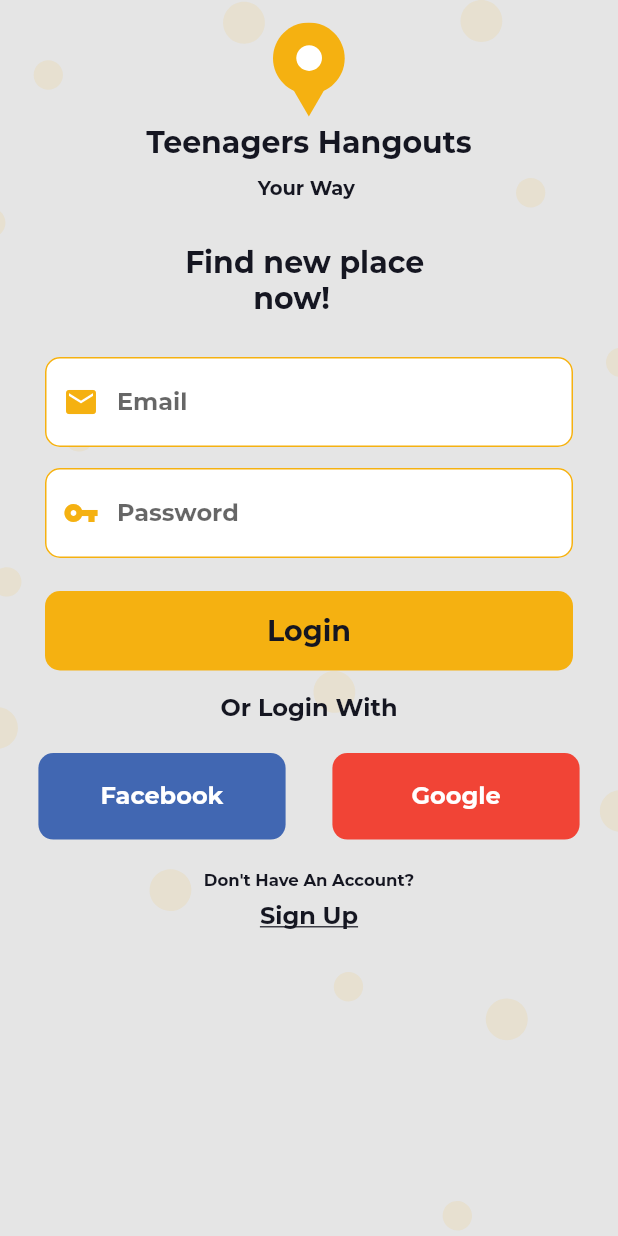
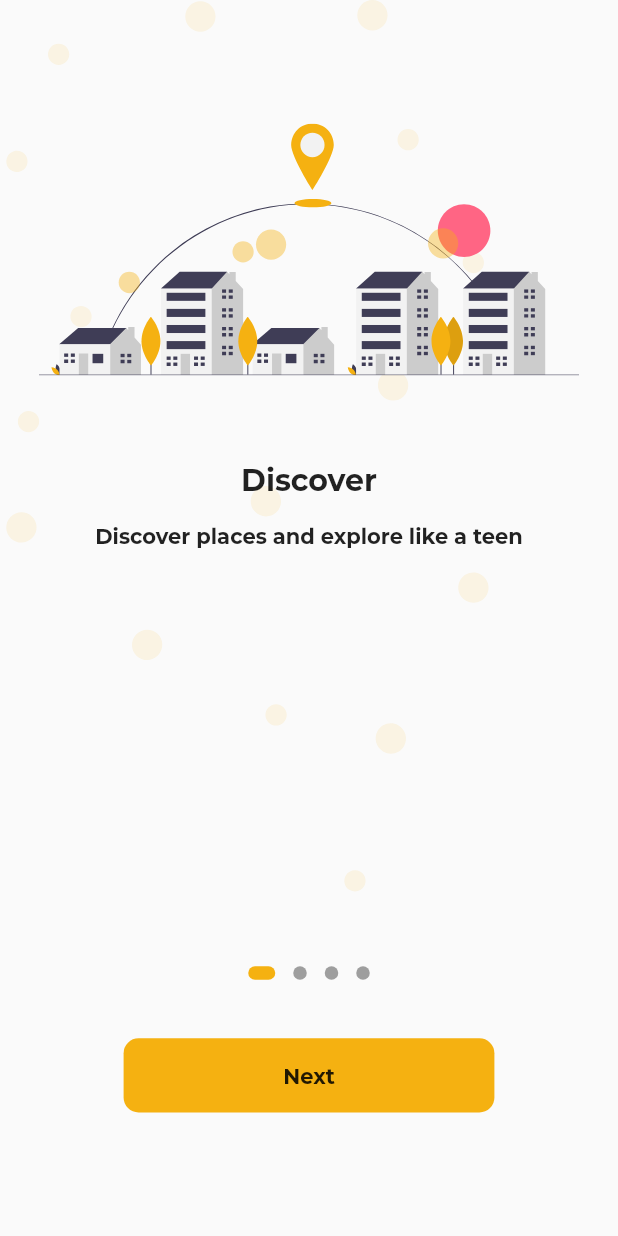
Before and after one commit to mohammedelshafey12/Teenegers_hangouts, a Flutter app: the screen it shows after launch, on a phone screen of 412 x 824 dp. Run offline on Flutter 3.47's test engine with Material 2 defaults, Android fonts, the phone set to English and light mode, and no system bars; drawn by our look-alikes of dots_indicator; our stand-ins replace auto_size_text, avatar_glow, cloud_firestore, firebase_auth, firebase_storage, flutter_phoenix and 9 more; missing offline and left inert: flutter_facebook_login, flutter_google_places, google_maps_webservice, reviews_slider; accounts and stored records are empty.

Commit message:
last update 29/7/2020

```diff
--- a/lib/Screens/Splash_Screen.dart
+++ b/lib/Screens/Splash_Screen.dart
@@ -2,10 +2,12 @@ import 'dart:async';
 
 import 'package:flutter/material.dart';
 import 'package:flutter_svg/svg.dart';
+import 'package:googlemaps/Screens/introSlider.dart';
 import 'package:googlemaps/Widgets/customtext.dart';
 import 'package:googlemaps/constants.dart';
 import 'package:googlemaps/Screens/waitingWidget.dart';
 import 'package:percent_indicator/linear_percent_indicator.dart';
+import 'package:shared_preferences/shared_preferences.dart';
 
 class Splash_Screen extends StatefulWidget {
   static String id = 'splashid';
@@ -17,15 +19,20 @@ class Splash extends State<Splash_Screen> {
   @override
   void initState() {
     super.initState();
+    sharedpref();
   }
-
+  double counter;
+  sharedpref() async {
+    final prefs = await SharedPreferences.getInstance();
+    counter = prefs.getDouble('Introcounter') ;
+  }
   @override
   Widget build(BuildContext context) {
     Timer(
         Duration(seconds: 3),
         () => Navigator.of(context).pushReplacement(MaterialPageRoute(
 
-            builder: (BuildContext context) => waitngWidget())));
+            builder: (BuildContext context) => counter==1?waitngWidget():introSlider())));
 
     var assetsImage = new AssetImage(
         'images/new_logo.png'); //<- Creates an object that fetches an image.
--- a/lib/Screens/favorite.dart
+++ b/lib/Screens/favorite.dart
@@ -234,7 +234,8 @@ class _favoriteState extends State<favorite> {
                                                                                         builder: (
                                                                                             context) =>
                                                                                             addQuestions(
-                                                                                                doc.documentID.toString())));
+                                                                                                data2[index][constants
+                                                                                                    .time])));
                                                                               },
                                                                               label: Text(
                                                                                   "Add Your Answers now!"),
@@ -746,7 +747,7 @@ class _favoriteState extends State<favorite> {
                           }
                           return Center(
                             child: Text(
-                              "Loding...",
+                              "Loading...",
                               style: TextStyle(fontFamily: 'font'),
                             ),
                           );
@@ -755,7 +756,12 @@ class _favoriteState extends State<favorite> {
                 }
 
               else
-                return Text("Loading...");
+                return  Center(
+                  child: Text(
+                    "Loading...",
+                    style: TextStyle(fontFamily: 'font'),
+                  ),
+                );
             }
           )
     ),
--- a/lib/Screens/home.dart
+++ b/lib/Screens/home.dart
@@ -8,41 +8,29 @@ import 'package:flutter/material.dart';
 import 'package:flutter/scheduler.dart';
 import 'package:flutter/widgets.dart';
 import 'package:flutter_google_places/flutter_google_places.dart';
-import 'package:flutter_phoenix/flutter_phoenix.dart';
-import 'package:flutter_svg/flutter_svg.dart';
-import 'package:geolocator/geolocator.dart';
 import 'package:google_maps_flutter/google_maps_flutter.dart';
 import 'package:google_maps_webservice/places.dart';
 import 'package:googlemaps/Provider/AddFlagProvider.dart';
 import 'package:googlemaps/Provider/UserProvider.dart';
-import 'package:googlemaps/Provider/modelHud.dart';
 import 'package:googlemaps/Screens/addflag.dart';
-import 'package:firebase_storage/firebase_storage.dart'; // For File Upload To Firestore
 import 'package:googlemaps/Widgets/LocationStack.dart';
-import 'package:googlemaps/Widgets/pickImageDialog.dart';
-import 'package:image_picker/image_picker.dart'; // For Image Picker
-
 import 'package:googlemaps/Screens/favorite.dart';
 import 'package:auto_size_text/auto_size_text.dart';
 import 'package:googlemaps/Screens/profile.dart';
 import 'package:googlemaps/Screens/addQuestions.dart';
-import 'package:googlemaps/Widgets/Seaarch_weidget.dart';
 import 'package:googlemaps/Widgets/home_user_pointes.dart';
 import 'package:googlemaps/constants.dart';
 import 'package:googlemaps/custom_icons/custom_icons.dart';
-import 'package:googlemaps/models/Markers.dart';
-import 'package:like_button/like_button.dart';
-import 'package:modal_progress_hud/modal_progress_hud.dart';
 import 'package:percent_indicator/linear_percent_indicator.dart';
 import 'package:provider/provider.dart';
 import 'package:googlemaps/servecies/store.dart';
-import 'package:googlemaps/Screens/waitingWidget.dart';
 import 'package:shared_preferences/shared_preferences.dart';
 
 class home extends StatefulWidget {
+  static String id = "home";
   @override
   _homeState createState() => _homeState();
-  static String id = "home";
+
 }
 
 class _homeState extends State<home> {
@@ -62,7 +50,7 @@ class _homeState extends State<home> {
   }
 
   int currentindex = 0;
-  Position position;
+
   double lat, long;
   BitmapDescriptor markericon;
 
@@ -82,14 +70,6 @@ class _homeState extends State<home> {
 //        "images/marker.png");
 //  }
 
-  getposition() async {
-    position = await Geolocator()
-        .getCurrentPosition(desiredAccuracy: LocationAccuracy.high);
-    setState(() {
-      lat = position.latitude;
-      long = position.longitude;
-    });
-  }
 
   @override
   void initState() {
@@ -188,6 +168,7 @@ class _homeState extends State<home> {
     return Material(
       child: Scaffold(
         appBar: AppBar(
+          leading: Container(),
           elevation: 1,
           centerTitle: true,
           backgroundColor: constants.whitecolor,
@@ -896,7 +877,7 @@ class _homeState extends State<home> {
                                 child: Row(
                                   children: <Widget>[
                                     Positioned(
-                                      bottom: height * 0.1,
+                                      bottom: height * 0.05,
                                       left: width * 0.04,
                                       child: IgnorePointer(
                                         ignoring: clickable == null
--- /dev/null
+++ b/lib/Screens/introSlider.dart
@@ -0,0 +1,99 @@
+import 'package:dots_indicator/dots_indicator.dart';
+import 'package:flutter/material.dart';
+import 'package:googlemaps/Screens/waitingWidget.dart';
+import 'package:googlemaps/Widgets/IntroSliderItem.dart';
+import 'package:googlemaps/constants.dart';
+import 'package:shared_preferences/shared_preferences.dart';
+
+class introSlider extends StatefulWidget {
+  static String introid = "id";
+  @override
+  _introSliderState createState() => _introSliderState();
+
+}
+
+class _introSliderState extends State<introSlider> {
+
+  static int currentindex = 0;
+  static double currentindexdots = 0;
+  void initState() {
+    currentindex = 0;
+    currentindexdots = 0;
+  }
+
+  PageController controller = PageController(initialPage: currentindex);
+  @override
+  Widget build(BuildContext context) {
+    double height = MediaQuery.of(context).size.height;
+    double width = MediaQuery.of(context).size.width;
+    return Material(
+      child: Scaffold(
+        body: Stack(
+          children: <Widget>[
+            PageView(
+              physics:new NeverScrollableScrollPhysics(),
+              pageSnapping: false,
+              allowImplicitScrolling: false,
+              reverse: false,
+              controller: controller,
+              children: <Widget>[
+               IntroSliderItem(firstTitle:"Discover",secondTitle: "Discover places and explore like a teen ",imageUrl: "images/intro1.svg",),
+                IntroSliderItem(firstTitle:"Find",secondTitle: "Find top- favourite places and hangout spots, wherever you are ",imageUrl: "images/intro2.svg",),
+                IntroSliderItem(firstTitle:"Decide",secondTitle: "Decide on the best places to go with reviews, ratings, and pictures ",imageUrl: "images/intro3.svg",),
+                IntroSliderItem(firstTitle:"Help",secondTitle: "Help other teens to discover the best places by sharing reviews, photos and more",imageUrl: "images/intro4.svg",),
+              ],
+            ),
+            Positioned(
+              bottom: height*0.2,
+              left: width*0.2,
+              right: width*0.2,
+              child: new DotsIndicator(
+                dotsCount: 4,
+                position:currentindexdots,
+                decorator: DotsDecorator(
+                  size: const Size.square(9.0),
+                  activeSize: const Size(18.0, 9.0),
+                  activeShape: RoundedRectangleBorder(borderRadius: BorderRadius.circular(5.0)),
+                  activeColor: constants.primarycolor
+                ),
+              ),
+            ),
+            Positioned(
+              bottom: height*0.1,
+              left: width*0.2,
+              right: width*0.2,
+              child: Center(
+                child: Container(
+                  width: width * 0.7,
+                  height: height * 0.06,
+                  child: FlatButton(child: Text(currentindex==3?"Finish":"Next",style: TextStyle(fontFamily: 'font'),),color: constants.primarycolor
+
+                  ,shape: RoundedRectangleBorder(
+                    borderRadius: BorderRadius.circular(10)),onPressed: (){
+                    if (currentindex<3&&currentindexdots<3){
+                      setState(() {
+                        currentindex++;
+                        currentindexdots++;
+                      });
+                      controller.animateToPage(currentindex, duration: Duration(milliseconds: 200), curve: Curves.easeInCubic);
+                    }else{
+                      ShowIntroCounter();
+                      Navigator.pushNamed(context, waitngWidget.id);
+                    }
+                    }
+                    ),
+                ),
+              )),
+
+          ],
+        ),
+      ),
+    );
+  }
+  ShowIntroCounter()async{
+    final prefs = await SharedPreferences.getInstance();
+
+// set value
+    prefs.setDouble('Introcounter', 1);
+  }
+}
--- /dev/null
+++ b/lib/Widgets/IntroSliderItem.dart
@@ -0,0 +1,35 @@
+import 'package:flutter/material.dart';
+import 'package:flutter_svg/flutter_svg.dart';
+
+class IntroSliderItem extends StatelessWidget {
+  String imageUrl;
+  String firstTitle;
+  String secondTitle;
+  IntroSliderItem({@required this.firstTitle,@required this.imageUrl,@required this.secondTitle});
+
+  @override
+  Widget build(BuildContext context) {
+    double height = MediaQuery.of(context).size.height;
+    double width = MediaQuery.of(context).size.width;
+    return Scaffold(
+      body: Stack(
+        children: <Widget>[
+         SvgPicture.asset("images/background.svg",fit: BoxFit.cover,),
+          Column(
+            children: <Widget>[
+              SizedBox(
+                height: height*0.1,
+              ),
+              Center(child: SvgPicture.asset(imageUrl,fit: BoxFit.cover,)),
+              SizedBox(height: height*0.07,),
+              Text(firstTitle,style: TextStyle(fontFamily: 'font',fontWeight: FontWeight.bold,fontSize: 20),textAlign: TextAlign.center,),
+              SizedBox(height: height*0.02,),
+              Text(secondTitle,style: TextStyle(fontFamily: 'font',),textAlign: TextAlign.center,)
+            ],
+          )
+        ],
+      ),
+
+    );
+  }
+}
--- a/lib/Widgets/home_user_pointes.dart
+++ b/lib/Widgets/home_user_pointes.dart
@@ -170,7 +170,7 @@ class home_user_pointes extends StatelessWidget {
             ),
           );
         }else
-          return Center(child:Text("Loading...."));
+          return Center(child:Text("Loading....",style: TextStyle(fontFamily: 'font'),));
 
       }
     );
--- a/lib/main.dart
+++ b/lib/main.dart
@@ -6,6 +6,7 @@ import 'package:googlemaps/Provider/modelHud.dart';
 import 'package:googlemaps/Screens/Splash_Screen.dart';
 import 'package:googlemaps/Screens/addflag.dart';
 import 'package:googlemaps/Screens/home.dart';
+import 'package:googlemaps/Screens/introSlider.dart';
 import 'package:googlemaps/Screens/loginScreen.dart';
 import 'package:googlemaps/Screens/signup.dart';
 import 'package:googlemaps/Screens/waitingWidget.dart';
@@ -28,6 +29,7 @@ void main() => runApp(MultiProvider(
       child: MaterialApp(
         home: Phoenix(child: Splash_Screen()),
         routes: {
+          introSlider.introid:(context)=>introSlider(),
           Splash_Screen.id:(context)=>Splash_Screen(),
           addflag.id: (context) => addflag(),
           waitngWidget.id: (context) => waitngWidget(),
--- a/pubspec.yaml
+++ b/pubspec.yaml
@@ -25,7 +25,6 @@ dependencies:
   cupertino_icons: ^0.1.2
   google_maps_flutter: ^0.5.28+1
   device_preview: ^0.4.5
-  geolocator: ^5.3.2+2
   flutter_svg: ^0.17.0
   cloud_firestore: ^0.13.7
   firebase_auth: ^0.16.1
@@ -33,18 +32,17 @@ dependencies:
   google_sign_in: ^4.5.1
   flutter_facebook_login: ^3.0.0
   modal_progress_hud: ^0.1.3
-  flutter_screenutil: ^2.1.0
   google_maps_webservice: ^0.0.17
   flutter_google_places: ^0.2.5
   reviews_slider: ^1.0.5
   auto_size_text: ^2.1.0
-  splashscreen: ^1.2.0
   step_progress_indicator: ^0.2.3+6
   flutter_phoenix: ^0.1.0
   avatar_glow: ^1.2.0
   percent_indicator: ^2.1.5
   firebase_storage: ^3.1.6
   image_picker: ^0.6.0+17
+  dots_indicator: ^1.2.0
   like_button: ^1.0.1
   shared_preferences: ^0.5.8
 
```
Also changed, not shown: images/intro1.svg (added), images/intro2.svg (added), images/intro3.svg (added), images/intro4.svg (added), pubspec.lock, 6 other files.
